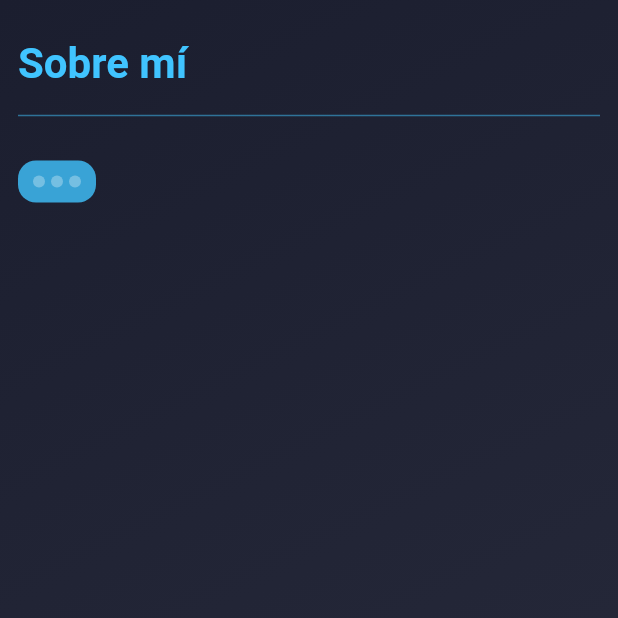
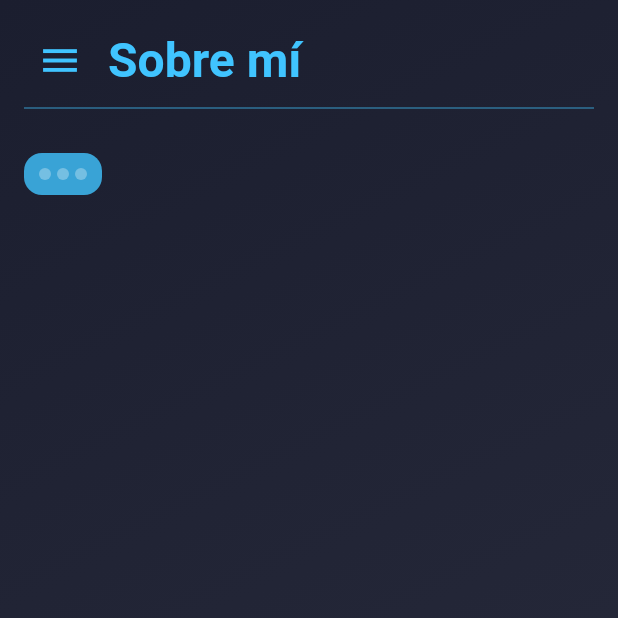
Before and after one commit to jfpazto/MyWebApp, a Flutter app: the AboutPage screen opened directly, on a phone screen of 412 x 824 dp, the top half of it. Run offline on Flutter 3.47's test engine with Material 2 defaults, Android fonts, the phone set to English and light mode, and no system bars; our stand-ins replace animated_text_kit.

Commit message:
Se ajusta barra para movil

```diff
--- a/lib/pages/about_page.dart
+++ b/lib/pages/about_page.dart
@@ -13,15 +13,15 @@ class _AboutPageState extends State<AboutPage> {
   bool isTyping = false;
   bool showContactButton = false;
 
-  final List<Map<String, dynamic>> chatMessages = [
-    {"text": "👋 ¡Hola! Soy Jonathan Páez.", "icon": Icons.person, "color": Colors.orange},
-    {"text": "💻 Desarrollador de software con pasión por la innovación.", "icon": Icons.code, "color": Colors.blueAccent},
-    {"text": "🚀 Me encanta crear experiencias digitales con Flutter y Backend.", "icon": Icons.rocket_launch, "color": Colors.redAccent},
-    {"text": "🎨 Diseño interfaces atractivas y funcionales.", "icon": Icons.palette, "color": Colors.purpleAccent},
-    {"text": "📡 Experiencia en desarrollo móvil, web y cloud computing.", "icon": Icons.cloud, "color": Colors.teal},
-    {"text": "🔥 Aprendiendo y mejorando cada día en nuevas tecnologías.", "icon": Icons.auto_graph, "color": Colors.amber},
-    {"text": "🤝 Me gusta colaborar en proyectos que impactan positivamente.", "icon": Icons.handshake, "color": Colors.green},
-    {"text": "📩 ¡Hablemos sobre cómo puedo ayudarte!", "icon": Icons.message, "color": Colors.cyan},
+  final List<String> chatMessages = [
+    "👋 ¡Hola! Soy Jonathan Páez.",
+    "💻 Desarrollador de software con pasión por la innovación.",
+    "🚀 Me encanta crear experiencias digitales con Flutter y Backend.",
+    "🎨 Diseño interfaces atractivas y funcionales.",
+    "📡 Experiencia en desarrollo móvil, web y cloud computing.",
+    "🔥 Aprendiendo y mejorando cada día en nuevas tecnologías.",
+    "🤝 Me gusta colaborar en proyectos que impactan positivamente.",
+    "📩 ¡Hablemos sobre cómo puedo ayudarte!"
   ];
 
   @override
@@ -42,7 +42,7 @@ class _AboutPageState extends State<AboutPage> {
 
       Future.delayed(Duration(milliseconds: 1800), () {
         setState(() {
-          messages.add(chatMessages[messageIndex]["text"]);
+          messages.add(chatMessages[messageIndex]);
           messageIndex++;
           isTyping = false;
         });
@@ -63,7 +63,7 @@ class _AboutPageState extends State<AboutPage> {
     bool isMobile = MediaQuery.of(context).size.width < 600;
 
     return Scaffold(
-      drawer: isMobile ? CustomNavigationDrawer() : null,
+      drawer: isMobile ? CustomNavigationDrawer() : null, // Drawer solo en móviles
       body: Row(
         children: [
           if (!isMobile) SizedBox(width: 250, child: CustomNavigationDrawer()),
@@ -78,37 +78,49 @@ class _AboutPageState extends State<AboutPage> {
                 ),
               ),
               child: Padding(
-                padding: EdgeInsets.symmetric(horizontal: isMobile ? 12 : 32, vertical: 16),
+                padding: const EdgeInsets.all(16.0),
                 child: Column(
                   crossAxisAlignment: CrossAxisAlignment.start,
                   children: [
-                    // 📌 Título fijo
-                    Container(
-                      padding: EdgeInsets.symmetric(vertical: 10),
-                      child: Text(
+                    // Barra superior con menú en móviles
+                    if (isMobile)
+                      Row(
+                        children: [
+                          IconButton(
+                            icon: Icon(Icons.menu, color: Colors.lightBlueAccent, size: 30),
+                            onPressed: () {
+                              Scaffold.of(context).openDrawer(); // Abre el Drawer en móviles
+                            },
+                          ),
+                          SizedBox(width: 8),
+                          Text(
                             'Sobre mí',
                             style: TextStyle(
-                          fontSize: isMobile ? 28 : 32,
+                              fontSize: 32,
                               fontWeight: FontWeight.bold,
                               color: Colors.lightBlueAccent,
                             ),
                           ),
+                        ],
+                      )
+                    else
+                      Text(
+                        'Sobre mí',
+                        style: TextStyle(
+                          fontSize: 32,
+                          fontWeight: FontWeight.bold,
+                          color: Colors.lightBlueAccent,
                         ),
+                      ),
+
                     Divider(color: Colors.lightBlueAccent.withOpacity(0.5), thickness: 1),
                     SizedBox(height: 16),
 
-                    // 📌 Contenedor de burbujas de chat
+                    // Contenedor de burbujas de chat
                     Expanded(
                       child: ListView(
                         children: [
-                          ...messages.asMap().entries.map((entry) {
-                            return _buildChatBubble(
-                              entry.value,
-                              chatMessages[entry.key]["icon"],
-                              chatMessages[entry.key]["color"],
-                              isMobile,
-                            );
-                          }).toList(),
+                          ...messages.map((msg) => _buildChatBubble(msg)).toList(),
                           if (isTyping) _buildTypingIndicator(),
                         ],
                       ),
@@ -116,7 +128,7 @@ class _AboutPageState extends State<AboutPage> {
 
                     SizedBox(height: 24),
 
-                    // 📌 Botón de contacto con animación de rebote
+                    // Botón de contacto con animación de rebote
                     if (showContactButton)
                       AnimatedContainer(
                         duration: Duration(milliseconds: 600),
@@ -135,7 +147,7 @@ class _AboutPageState extends State<AboutPage> {
                             style: ElevatedButton.styleFrom(
                               backgroundColor: Colors.blueAccent,
                               foregroundColor: Colors.white,
-                              padding: EdgeInsets.symmetric(horizontal: isMobile ? 16 : 24, vertical: 12),
+                              padding: EdgeInsets.symmetric(horizontal: 24, vertical: 12),
                               shape: RoundedRectangleBorder(borderRadius: BorderRadius.circular(12)),
                             ),
                           ),
@@ -151,19 +163,13 @@ class _AboutPageState extends State<AboutPage> {
     );
   }
 
-  // 📌 Método para construir burbujas de chat con icono de color
-  Widget _buildChatBubble(String text, IconData icon, Color iconColor, bool isMobile) {
+  // 📌 Método para construir burbujas de chat
+  Widget _buildChatBubble(String text) {
     return Padding(
-      padding: EdgeInsets.symmetric(vertical: 6, horizontal: isMobile ? 10 : 16),
+      padding: const EdgeInsets.symmetric(vertical: 6),
       child: Align(
         alignment: Alignment.centerLeft,
-        child: Row(
-          children: [
-            Icon(icon, color: iconColor, size: 24), // Icono de color
-            SizedBox(width: 8),
-            Flexible(
         child: Container(
-                constraints: BoxConstraints(maxWidth: isMobile ? 280 : 450),
           padding: EdgeInsets.all(12),
           decoration: BoxDecoration(
             color: Colors.lightBlueAccent.withOpacity(0.8),
@@ -175,11 +181,8 @@ class _AboutPageState extends State<AboutPage> {
           ),
           child: Text(
             text,
-                  style: TextStyle(fontSize: isMobile ? 14 : 16, color: Colors.white),
+            style: TextStyle(fontSize: 16, color: Colors.white),
           ),
-              ),
-            ),
-          ],
         ),
       ),
     );
```
Also changed, not shown: 3 other files. Lines whose indentation alone changed are shown as unchanged.
